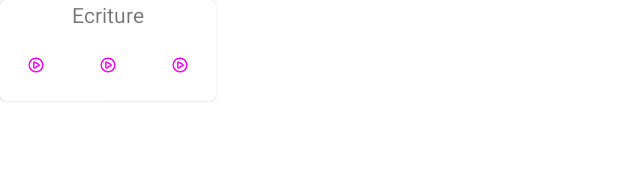
After one commit to Exteal/R-Music, an Android app: the layout layout_player.xml on its own in the app's theme, with its tools: preview values and no code run, on a phone screen of 412 x 824 dp. The commit adds this screen. Shown: the top 190 px of the screen. Run offline under Robolectric (Android 15) with nearby library versions, the phone set to English and light mode, and no system bars.

Commit message:
player card

```diff
--- a/app/src/main/java/com/example/kotlinapp/MusicAdapter.kt
+++ b/app/src/main/java/com/example/kotlinapp/MusicAdapter.kt
@@ -1,7 +1,6 @@
 package com.example.kotlinapp
 
 import android.graphics.Color
-
 import android.view.LayoutInflater
 import android.view.View
 import android.view.ViewGroup
@@ -10,6 +9,7 @@ import android.widget.TextView
 import androidx.recyclerview.widget.RecyclerView
 var selectedMusicPos : Int? = null
 class MusicAdapter(private val dataSet: List<Music>) : RecyclerView.Adapter<MusicAdapter.ViewHolder>() {
+
 
     /**
      * Provide a reference to the type of views that you are using
--- /dev/null
+++ b/app/src/main/res/layout/layout_player.xml
@@ -0,0 +1,70 @@
+<?xml version="1.0" encoding="utf-8"?>
+
+
+<com.google.android.material.card.MaterialCardView
+    xmlns:android="http://schemas.android.com/apk/res/android"
+    android:layout_width="wrap_content"
+    android:layout_height="wrap_content"
+    xmlns:app="http://schemas.android.com/apk/res-auto">
+    <androidx.constraintlayout.widget.ConstraintLayout
+        android:layout_width="wrap_content"
+        android:layout_height="wrap_content">
+
+        <TextView
+            android:id="@+id/Description"
+            android:layout_width="wrap_content"
+            android:layout_height="wrap_content"
+            android:text="Ecriture"
+            app:layout_constraintLeft_toLeftOf="parent"
+            app:layout_constraintRight_toRightOf="parent"
+            app:layout_constraintTop_toTopOf="parent"
+            >
+        </TextView>
+
+        <com.google.android.material.button.MaterialButtonToggleGroup
+            android:layout_width="wrap_content"
+            android:layout_height="wrap_content"
+            app:layout_constraintLeft_toLeftOf="parent"
+            app:layout_constraintTop_toBottomOf="@id/Description"
+            android:orientation="horizontal">
+
+            <com.google.android.material.button.MaterialButton
+                style="@style/Widget.Material3.Button.IconButton"
+                android:layout_width="48dp"
+                android:layout_height="48dp"
+                app:icon="@drawable/play"
+                app:iconSize="12dp"
+                android:layout_gravity="center"
+                app:iconPadding="0dp"
+                android:insetLeft="8dp"
+            />
+
+            <com.google.android.material.button.MaterialButton
+                style="@style/Widget.Material3.Button.IconButton"
+                android:layout_width="48dp"
+                android:layout_height="48dp"
+                app:icon="@drawable/play"
+                app:iconSize="12dp"
+                android:layout_gravity="center"
+                app:iconPadding="0dp"
+                android:insetLeft="8dp"
+            />
+
+
+            <com.google.android.material.button.MaterialButton
+                style="@style/Widget.Material3.Button.IconButton"
+                android:layout_width="48dp"
+                android:layout_height="48dp"
+                app:icon="@drawable/play"
+                app:iconSize="12dp"
+                android:layout_gravity="center"
+                app:iconPadding="0dp"
+                android:insetLeft="8dp"
+            />
+
+        </com.google.android.material.button.MaterialButtonToggleGroup>
+
+
+    </androidx.constraintlayout.widget.ConstraintLayout>
+
+</com.google.android.material.card.MaterialCardView>
--- a/app/src/main/res/layout/music_layout.xml
+++ b/app/src/main/res/layout/music_layout.xml
@@ -1,5 +1,6 @@
 <?xml version="1.0" encoding="utf-8"?>
-<androidx.constraintlayout.widget.ConstraintLayout xmlns:android="http://schemas.android.com/apk/res/android"
+<androidx.constraintlayout.widget.ConstraintLayout
+    xmlns:android="http://schemas.android.com/apk/res/android"
     android:layout_width="match_parent"
     android:layout_height="wrap_content"
     xmlns:app="http://schemas.android.com/apk/res-auto"
--- /dev/null
+++ b/app/src/main/res/values/styles.xml
@@ -0,0 +1,12 @@
+<?xml version="1.0" encoding="utf-8"?>
+<resources>
+    <style name="Widget.App.Button.OutlinedButton.IconOnly" parent="Widget.MaterialComponents.Button.OutlinedButton">
+        <item name="iconPadding">0dp</item>
+        <item name="android:insetTop">0dp</item>
+        <item name="android:insetBottom">0dp</item>
+        <item name="android:paddingLeft">12dp</item>
+        <item name="android:paddingRight">12dp</item>
+        <item name="android:minWidth">48dp</item>
+        <item name="android:minHeight">48dp</item>
+    </style>
+</resources>
```
